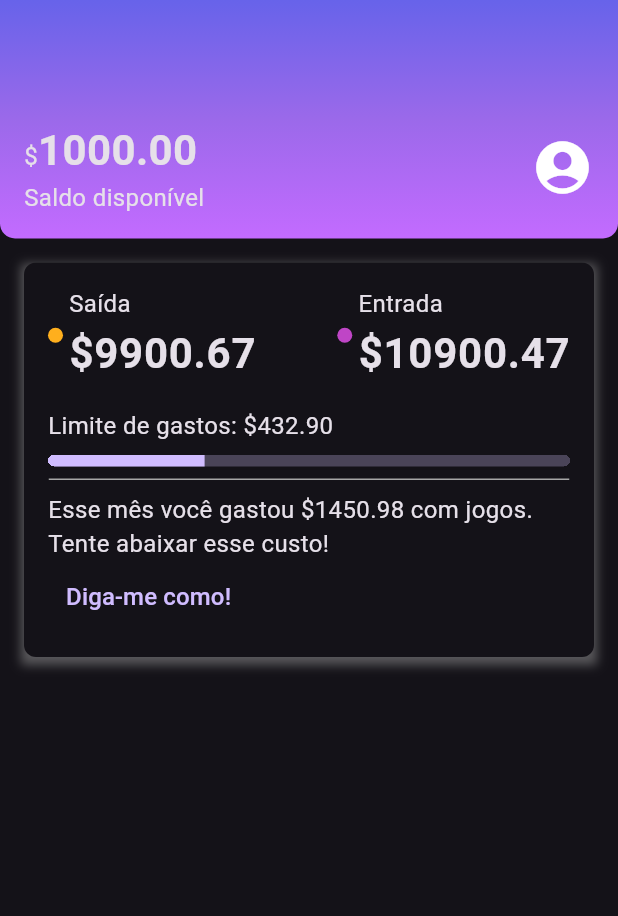
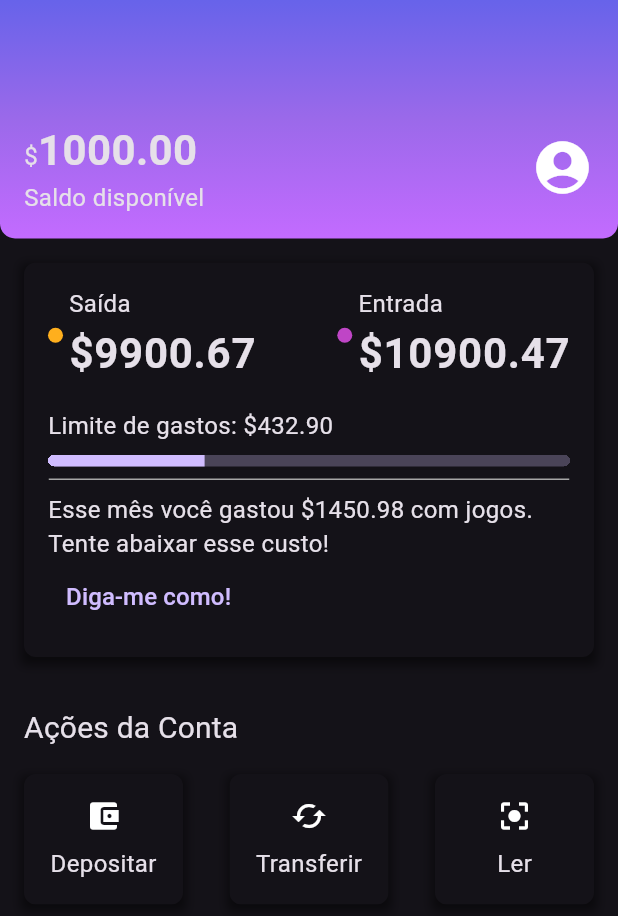
Before and after one commit to cristijung/flutter-bank, a Flutter app: the screen it shows after launch, on a phone screen of 412 x 824 dp. Shown: the top 916 px of the screen. Run offline on Flutter 3.47's test engine with Material 3 defaults, Android fonts, the phone set to English and light mode, and no system bars.

Commit message:
montando os mini cards

```diff
--- a/lib/components/box_card.dart
+++ b/lib/components/box_card.dart
@@ -10,7 +10,7 @@ class BoxCard extends StatelessWidget {
       decoration: BoxDecoration(
         boxShadow: [
           BoxShadow(
-            color: Colors.grey.withOpacity(0.5), //verificar aqui depois
+            color: Colors.black.withOpacity(0.5), //verificar aqui depois
             spreadRadius: 2,
             blurRadius: 5,
             offset: const Offset(0, 3),
--- a/lib/components/sections/account_actions.dart
+++ b/lib/components/sections/account_actions.dart
@@ -1,11 +1,76 @@
-
 import 'package:flutter/material.dart';
+import 'package:flutterbank/components/box_card.dart';
 
 class AccountActions extends StatelessWidget {
   const AccountActions({super.key});
 
   @override
   Widget build(BuildContext context) {
-    return const Placeholder();
+    return Padding(
+      padding: const EdgeInsets.all(16),
+      child: Column(
+        crossAxisAlignment: CrossAxisAlignment.start,
+        children: [
+          Padding(
+            padding: const EdgeInsets.only(bottom: 16.0),
+            child: Text(
+              'Ações da Conta',
+              style: Theme.of(context).textTheme.titleMedium,
+            ),
+          ),
+          Row(
+            mainAxisAlignment: MainAxisAlignment.spaceBetween,
+            children: [
+              BoxCard(
+                boxContent: _AccountActionContent(
+                  icon: Icon(Icons.account_balance_wallet),
+                  text: 'Depositar',
+                ),
+              ),
+              BoxCard(
+                boxContent: _AccountActionContent(
+                  icon: Icon(Icons.cached),
+                  text: 'Transferir',
+                ),
+              ),
+              BoxCard(
+                boxContent: _AccountActionContent(
+                  icon: Icon(Icons.center_focus_strong),
+                  text: 'Ler',
+                ),
+              ),
+            ],
+          )
+        ],
+      ),
+    );
   }
 }
+
+class _AccountActionContent extends StatelessWidget {
+  final Icon icon;
+  final String text;
+
+  const _AccountActionContent({
+    super.key,
+    required this.icon,
+    required this.text,
+  });
+
+  //estrutura dos cards pequenos
+  @override
+  Widget build(BuildContext context) {
+    return Container(
+      width: 74,   //verificar isso mais adiante para ver uma largura mais dinamica
+      child: Column(
+        children: [
+          Padding(
+            padding: const EdgeInsets.only(bottom: 8.0),
+            child: icon,
+          ),
+          Text(text),
+        ],
+      ),
+    );
+  }
+}
--- a/lib/screens/home.dart
+++ b/lib/screens/home.dart
@@ -1,4 +1,5 @@
 import 'package:flutter/material.dart';
+import 'package:flutterbank/components/sections/account_actions.dart';
 import 'package:flutterbank/components/sections/header.dart';
 import 'package:flutterbank/components/sections/recent_activity.dart';
 
@@ -12,6 +13,7 @@ class Home extends StatelessWidget {
         children: <Widget>[
           Header(),
           RecentActivity(),
+          AccountActions(),
         ],
       ),
     );
--- a/lib/themes/my_theme.dart
+++ b/lib/themes/my_theme.dart
@@ -13,5 +13,9 @@ ThemeData MyTheme = ThemeData(
       fontSize: 28,
       fontWeight: FontWeight.bold,
     ),
+    titleMedium: TextStyle(
+      fontSize: 20,
+      fontWeight: FontWeight.normal,
+    ),
   ),
 );
```
